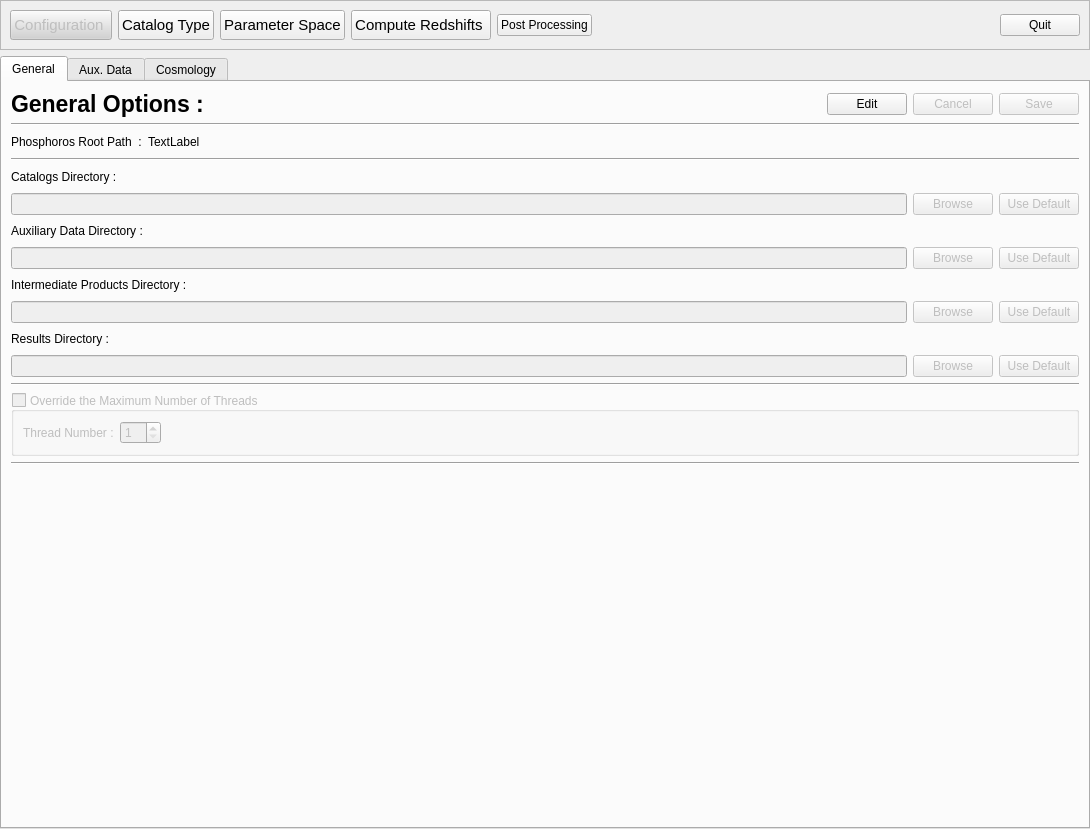
Before: the Qt Designer form PhzQtUI/auxdir/PhzQtUI/FormConfiguration.ui in astrorama/Phosphoros, drawn with Qt 5.
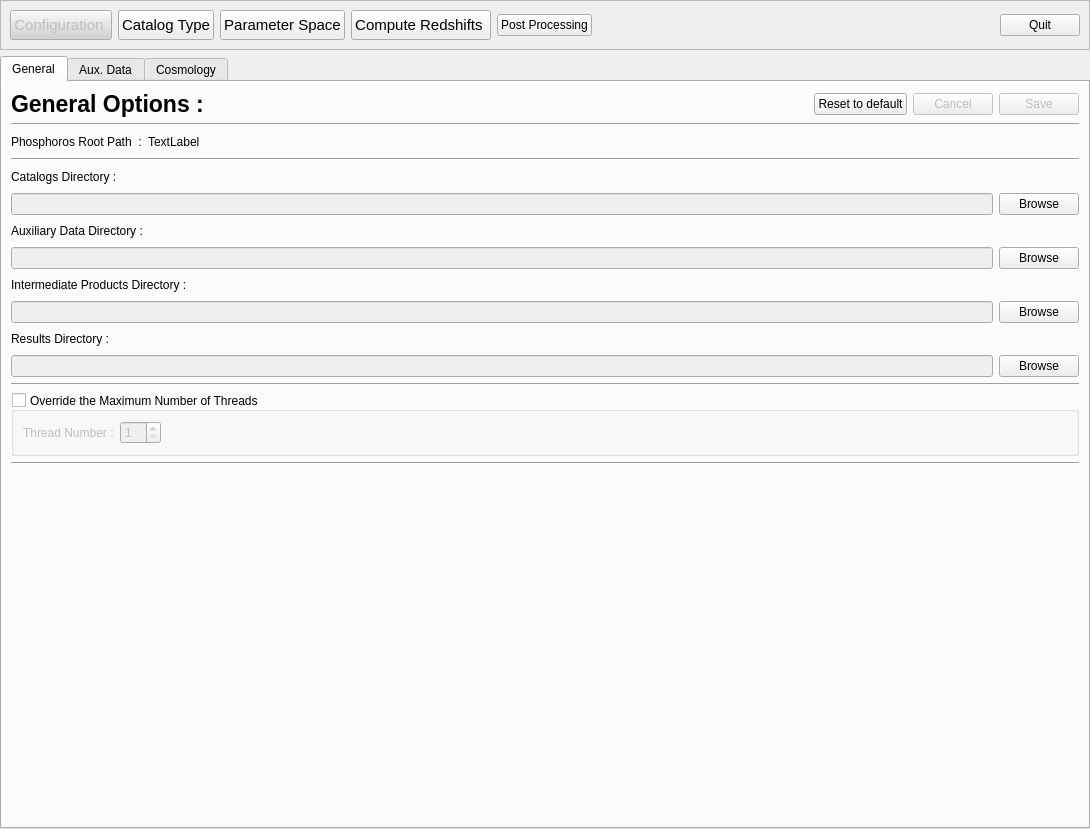
After: the same form once the commit is applied. Custom widgets are drawn as their Qt base class.

Commit message: Task #19844 - GUI - Configuration - General - Change buttons and behavior

What changed in the file:
```diff
--- a/PhzQtUI/auxdir/PhzQtUI/FormConfiguration.ui
+++ b/PhzQtUI/auxdir/PhzQtUI/FormConfiguration.ui
@@ -191,7 +191,7 @@
          <item>
           <widget class="QPushButton" name="btn_editGeneral">
            <property name="text">
-            <string>Edit</string>
+            <string>Reset to default</string>
            </property>
           </widget>
          </item>
@@ -304,23 +304,13 @@
          <item>
           <widget class="QPushButton" name="btn_browseCat">
            <property name="enabled">
-            <bool>false</bool>
+            <bool>true</bool>
            </property>
            <property name="text">
             <string>Browse</string>
            </property>
           </widget>
          </item>
-         <item>
-          <widget class="QPushButton" name="btn_defCat">
-           <property name="enabled">
-            <bool>false</bool>
-           </property>
-           <property name="text">
-            <string>Use Default</string>
-           </property>
-          </widget>
-         </item>
         </layout>
        </item>
        <item>
@@ -359,23 +349,13 @@
          <item>
           <widget class="QPushButton" name="btn_browseAux">
            <property name="enabled">
-            <bool>false</bool>
+            <bool>true</bool>
            </property>
            <property name="text">
             <string>Browse</string>
            </property>
           </widget>
          </item>
-         <item>
-          <widget class="QPushButton" name="btn_defAux">
-           <property name="enabled">
-            <bool>false</bool>
-           </property>
-           <property name="text">
-            <string>Use Default</string>
-           </property>
-          </widget>
-         </item>
         </layout>
        </item>
        <item>
@@ -414,23 +394,13 @@
          <item>
           <widget class="QPushButton" name="btn_browseInter">
            <property name="enabled">
-            <bool>false</bool>
+            <bool>true</bool>
            </property>
            <property name="text">
             <string>Browse</string>
            </property>
           </widget>
          </item>
-         <item>
-          <widget class="QPushButton" name="btn_defInter">
-           <property name="enabled">
-            <bool>false</bool>
-           </property>
-           <property name="text">
-            <string>Use Default</string>
-           </property>
-          </widget>
-         </item>
         </layout>
        </item>
        <item>
@@ -469,23 +439,13 @@
          <item>
           <widget class="QPushButton" name="btn_browseRes">
            <property name="enabled">
-            <bool>false</bool>
+            <bool>true</bool>
            </property>
            <property name="text">
             <string>Browse</string>
            </property>
           </widget>
          </item>
-         <item>
-          <widget class="QPushButton" name="btn_defRes">
-           <property name="enabled">
-            <bool>false</bool>
-           </property>
-           <property name="text">
-            <string>Use Default</string>
-           </property>
-          </widget>
-         </item>
         </layout>
        </item>
        <item>
@@ -498,7 +458,7 @@
        <item>
         <widget class="QGroupBox" name="gb_thread">
          <property name="enabled">
-          <bool>false</bool>
+          <bool>true</bool>
          </property>
          <property name="title">
           <string>Override the Maximum Number of Threads</string>
```
Left out of the diff: 2 changed lines with no effect on the pictures. The commit also changes 2 other files.
